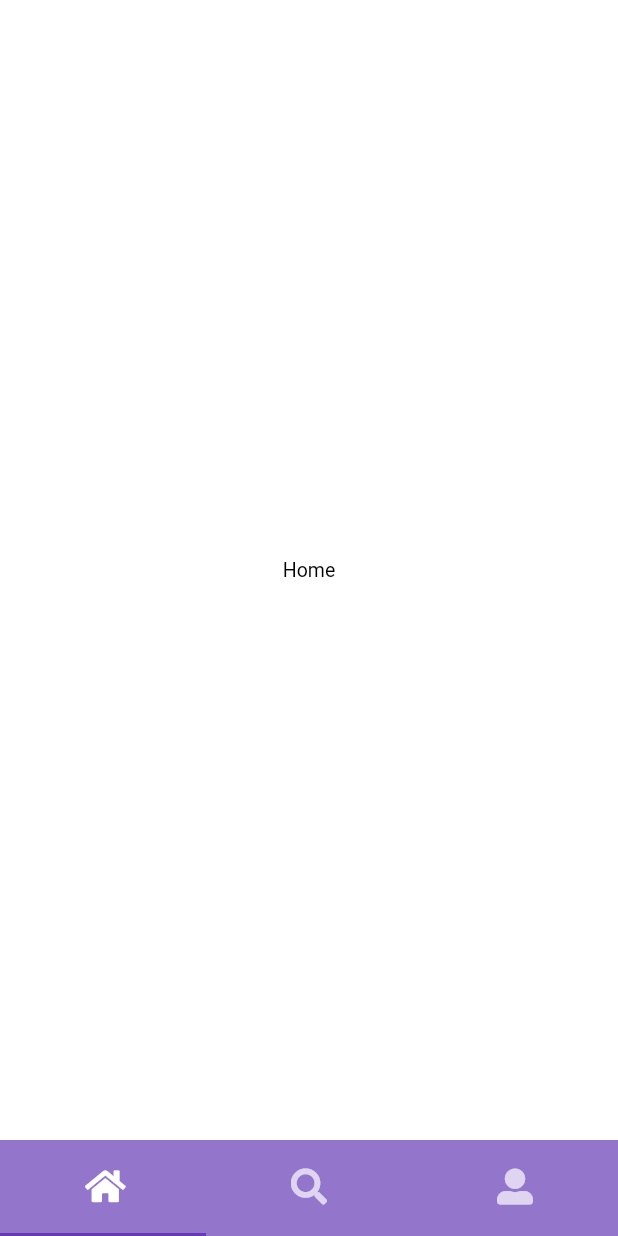
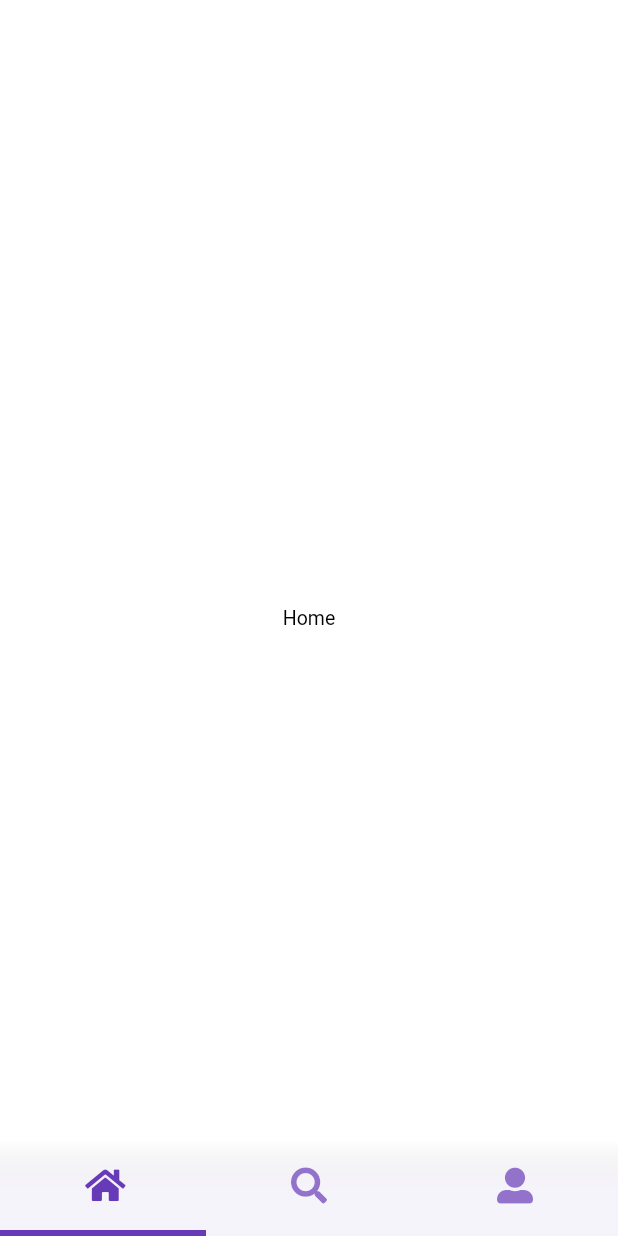
Before and after one commit to SatyamAK/Panik-Musik, a Flutter app: the screen it shows after launch, on a phone screen of 412 x 824 dp. Run offline on Flutter 3.47's test engine with Material 2 defaults, Android fonts, the light colour scheme and no system bars; our stand-ins replace font_awesome_flutter.

Commit message:
BottomNavBar done

```diff
--- a/lib/components/bottomNavigationBar.dart
+++ b/lib/components/bottom_navigationbar.dart
@@ -24,10 +24,24 @@ class _BottomNavBarState extends State<BottomNavBar> with TickerProviderStateMix
   @override
   Widget build(BuildContext context) {
     return Scaffold(
+      extendBody: true,
       bottomNavigationBar: Container(
         height: 64,
-        color: Theme.of(context).primaryColor.withOpacity(0.7),
+        decoration: BoxDecoration(
+          color: Theme.of(context).backgroundColor.withOpacity(0.4),
+          gradient: LinearGradient(
+            begin: Alignment.bottomCenter,
+            end: Alignment.topCenter,
+            colors: [
+              Theme.of(context).backgroundColor.withOpacity(0.3),
+              Theme.of(context).backgroundColor.withOpacity(0.3),
+              Colors.transparent
+            ]
+          )
+        ),
         child: TabBar(
+          indicatorWeight: 4.0,
+          labelColor: Theme.of(context).primaryColor,
           controller: _tabController,
           tabs: const [
             Icon(FontAwesomeIcons.home),
--- a/lib/main.dart
+++ b/lib/main.dart
@@ -1,5 +1,5 @@
 import 'package:flutter/material.dart';
-import 'package:panik_musik/components/bottomNavigationBar.dart';
+import 'package:panik_musik/components/bottom_navigationbar.dart';
 import 'package:panik_musik/pages/login_page.dart';
 import 'package:panik_musik/theme.dart';
 
--- a/lib/theme.dart
+++ b/lib/theme.dart
@@ -36,7 +36,9 @@ ThemeData lightTheme() {
         fontWeight: FontWeight.normal
       )
     ),
-
+    tabBarTheme: const TabBarTheme(
+      labelColor: Colors.black
+    ),
     appBarTheme: const AppBarTheme(
       titleTextStyle: TextStyle(
         color: DayColor.textColor,
```
